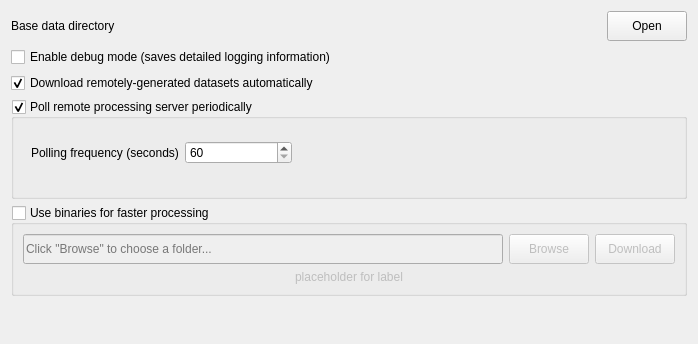
Above: LDMP/gui/WidgetSettingsAdvanced.ui from ConservationInternational/trends.earth before the change. Below: the same form after it.
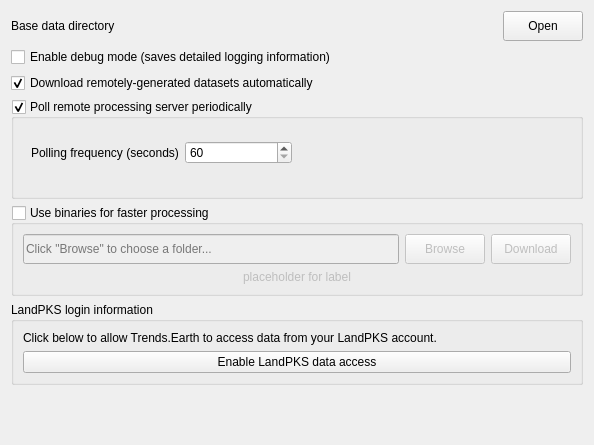
That is the form after the change. Custom widgets are drawn as their Qt base class.

Commit message: Cleanup settings and add LandPKS authentication

Patch:
```diff
--- a/LDMP/gui/WidgetSettingsAdvanced.ui
+++ b/LDMP/gui/WidgetSettingsAdvanced.ui
@@ -6,8 +6,8 @@
    <rect>
     <x>0</x>
     <y>0</y>
-    <width>698</width>
-    <height>344</height>
+    <width>594</width>
+    <height>445</height>
    </rect>
   </property>
   <property name="sizePolicy">
@@ -19,7 +19,7 @@
   <property name="windowTitle">
    <string>Form</string>
   </property>
-  <layout class="QVBoxLayout" name="verticalLayout">
+  <layout class="QVBoxLayout" name="verticalLayout_2">
    <item>
     <layout class="QHBoxLayout" name="horizontalLayout">
      <item>
@@ -265,6 +265,65 @@
      </layout>
     </widget>
    </item>
+   <item>
+    <widget class="QGroupBox" name="groupBox">
+     <property name="sizePolicy">
+      <sizepolicy hsizetype="Preferred" vsizetype="Fixed">
+       <horstretch>0</horstretch>
+       <verstretch>0</verstretch>
+      </sizepolicy>
+     </property>
+     <property name="minimumSize">
+      <size>
+       <width>0</width>
+       <height>0</height>
+      </size>
+     </property>
+     <property name="font">
+      <font>
+       <weight>50</weight>
+       <bold>false</bold>
+      </font>
+     </property>
+     <property name="title">
+      <string>LandPKS login information</string>
+     </property>
+     <layout class="QVBoxLayout" name="verticalLayout">
+      <item>
+       <widget class="QLabel" name="label_2">
+        <property name="text">
+         <string>Click below to allow Trends.Earth to access data from your LandPKS account.</string>
+        </property>
+       </widget>
+      </item>
+      <item>
+       <widget class="QPushButton" name="pushButton_login_landpks">
+        <property name="sizePolicy">
+         <sizepolicy hsizetype="Preferred" vsizetype="Preferred">
+          <horstretch>0</horstretch>
+          <verstretch>0</verstretch>
+         </sizepolicy>
+        </property>
+        <property name="minimumSize">
+         <size>
+          <width>0</width>
+          <height>0</height>
+         </size>
+        </property>
+        <property name="font">
+         <font>
+          <weight>50</weight>
+          <bold>false</bold>
+         </font>
+        </property>
+        <property name="text">
+         <string>Enable LandPKS data access</string>
+        </property>
+       </widget>
+      </item>
+     </layout>
+    </widget>
+   </item>
    <item>
     <spacer name="verticalSpacer">
      <property name="orientation">
```
The commit also changes 4 other files.
